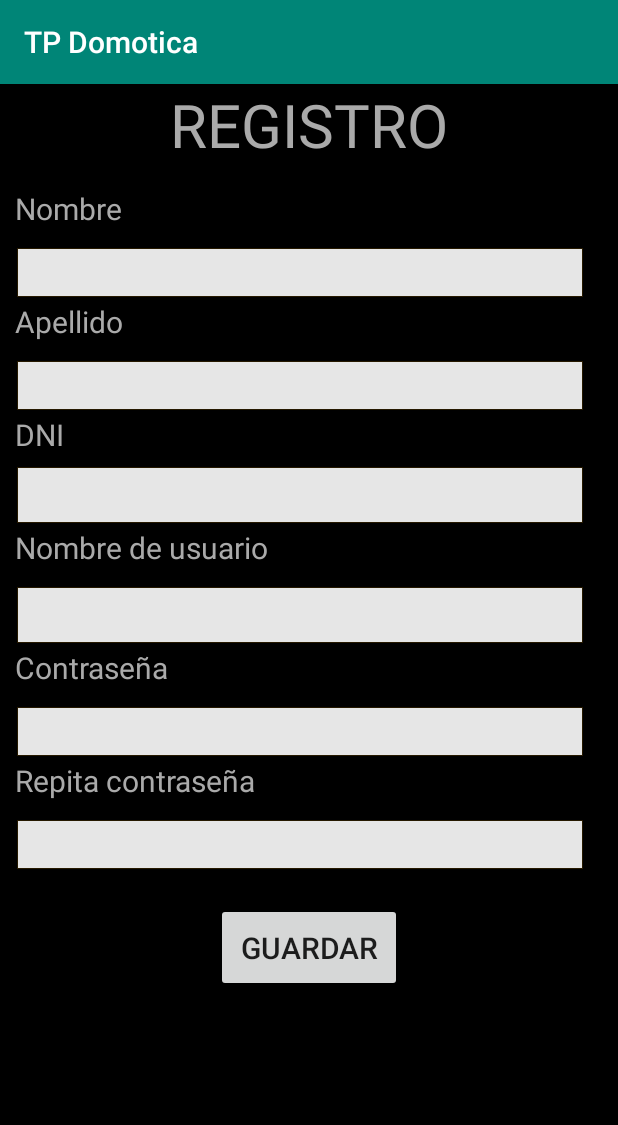
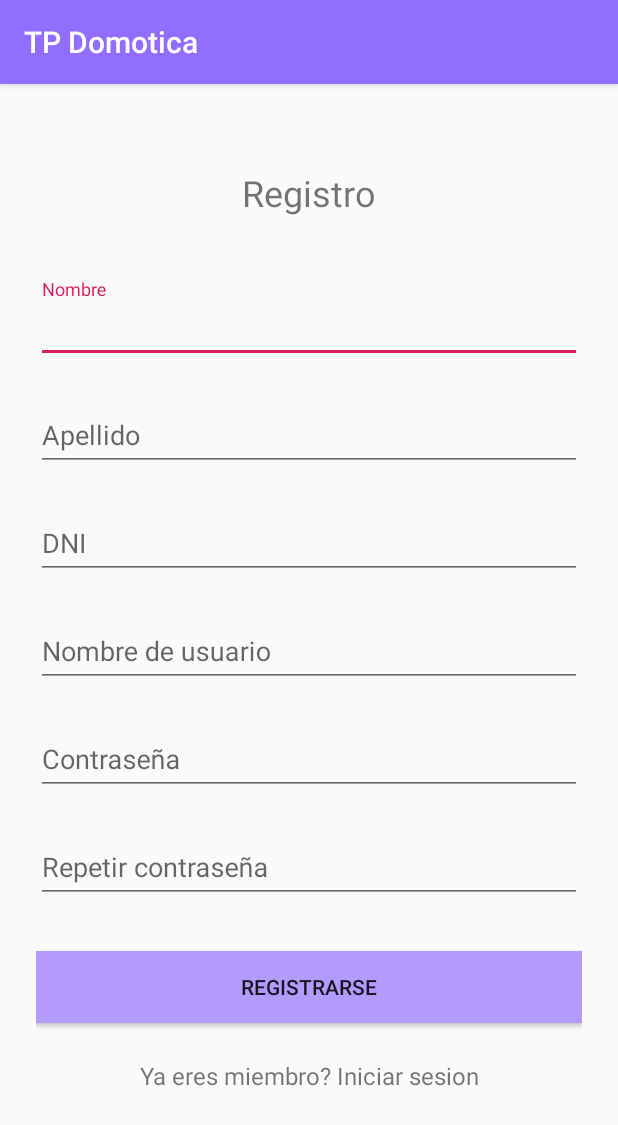
Before and after one commit to lucasag97/AndroidDomotica, an Android app: the RegisterActivity screen opened directly, with no data from a screen before it, on a phone screen of 412 x 824 dp. Shown: the top 1125 px of the screen. Run offline under Robolectric (Android 15) with nearby library versions, the phone set to English and light mode, and no system bars.

Commit message:
actualizando algunas cosas visuales

```diff
--- a/app/src/main/res/layout/activity_register.xml
+++ b/app/src/main/res/layout/activity_register.xml
@@ -1,131 +1,120 @@
 <?xml version="1.0" encoding="utf-8"?>
-<LinearLayout xmlns:android="http://schemas.android.com/apk/res/android"
-    xmlns:app="http://schemas.android.com/apk/res-auto"
-    xmlns:tools="http://schemas.android.com/tools"
-    android:layout_width="match_parent"
-    android:layout_height="match_parent"
-    android:background="@android:color/black"
-    android:orientation="vertical"
-    tools:context=".RegisterActivity">
+<ScrollView
+    xmlns:android="http://schemas.android.com/apk/res/android"
+    android:layout_width="fill_parent"
+    android:layout_height="fill_parent"
+    android:fitsSystemWindows="true" >
 
-    <TextView
-        android:layout_width="wrap_content"
+    <LinearLayout
+        android:orientation="vertical"
+        android:layout_width="match_parent"
         android:layout_height="wrap_content"
-        android:layout_gravity="center"
-        android:layout_marginBottom="15dp"
-        android:text="REGISTRO"
-        android:textColor="@android:color/darker_gray"
-        android:textSize="40dp" />
+        android:paddingTop="56dp"
+        android:paddingLeft="24dp"
+        android:paddingRight="24dp">
 
-    <TextView
-        android:layout_width="380dp"
-        android:layout_height="40dp"
-        android:layout_marginLeft="10dp"
-        android:hint="@string/app_name"
-        android:text="Nombre"
-        android:textColor="@android:color/darker_gray"
-        android:textSize="20dp" />
+        <TextView android:id="@+id/textregister"
+            android:layout_width="wrap_content"
+            android:layout_height="42dp"
+            android:layout_marginBottom="24dp"
+            android:text="Registro"
+            android:textSize="24dp"
+            android:layout_gravity="center_horizontal" />
 
-    <EditText
-        android:id="@+id/form_nombre"
-        android:layout_width="380dp"
-        android:layout_height="35dp"
-        android:layout_marginLeft="10dp"
-        android:background="@android:drawable/editbox_dropdown_light_frame"
-        android:textColor="@android:color/black"
-        android:textColorHint="@android:color/darker_gray" />
+        <!--  Name Label -->
+        <android.support.design.widget.TextInputLayout
+            android:layout_width="match_parent"
+            android:layout_height="wrap_content"
+            android:layout_marginTop="8dp"
+            android:layout_marginBottom="8dp">
+            <EditText android:id="@+id/form_nombre"
+                android:layout_width="match_parent"
+                android:layout_height="wrap_content"
+                android:inputType="textCapWords"
+                android:hint="Nombre" />
+        </android.support.design.widget.TextInputLayout>
 
-    <TextView
-        android:layout_width="380dp"
-        android:layout_height="40dp"
-        android:layout_marginLeft="10dp"
-        android:text="Apellido"
-        android:textColor="@android:color/darker_gray"
-        android:textSize="20dp" />
+        <android.support.design.widget.TextInputLayout
+            android:layout_width="match_parent"
+            android:layout_height="wrap_content"
+            android:layout_marginTop="8dp"
+            android:layout_marginBottom="8dp">
+            <EditText android:id="@+id/form_apellido"
+                android:layout_width="match_parent"
+                android:layout_height="wrap_content"
+                android:inputType="textCapWords"
+                android:hint="Apellido" />
+        </android.support.design.widget.TextInputLayout>
 
-    <EditText
-        android:id="@+id/form_apellido"
-        android:layout_width="380dp"
-        android:layout_height="35dp"
-        android:layout_marginLeft="10dp"
-        android:background="@android:drawable/editbox_dropdown_light_frame"
-        android:textColor="@android:color/black" />
+        <android.support.design.widget.TextInputLayout
+            android:layout_width="match_parent"
+            android:layout_height="wrap_content"
+            android:layout_marginTop="8dp"
+            android:layout_marginBottom="8dp">
+            <EditText android:id="@+id/form_dni"
+                android:layout_width="match_parent"
+                android:layout_height="wrap_content"
+                android:inputType="textCapWords"
+                android:hint="DNI" />
+        </android.support.design.widget.TextInputLayout>
 
-    <TextView
-        android:layout_width="380dp"
-        android:layout_height="35dp"
-        android:layout_marginLeft="10dp"
-        android:text="DNI"
-        android:textColor="@android:color/darker_gray"
-        android:textSize="20dp" />
+        <!-- Email Label -->
+        <android.support.design.widget.TextInputLayout
+            android:layout_width="match_parent"
+            android:layout_height="wrap_content"
+            android:layout_marginTop="8dp"
+            android:layout_marginBottom="8dp">
+            <EditText android:id="@+id/form_username"
+                android:layout_width="match_parent"
+                android:layout_height="wrap_content"
+                android:inputType="textEmailAddress"
+                android:hint="Nombre de usuario" />
+        </android.support.design.widget.TextInputLayout>
 
-    <EditText
-        android:id="@+id/form_dni"
-        android:layout_width="380dp"
-        android:layout_height="40dp"
-        android:layout_marginLeft="10dp"
-        android:background="@android:drawable/editbox_dropdown_light_frame"
-        android:inputType="number"
-        android:textColor="@android:color/black" />
+        <!-- Password Label -->
+        <android.support.design.widget.TextInputLayout
+            android:layout_width="match_parent"
+            android:layout_height="wrap_content"
+            android:layout_marginTop="8dp"
+            android:layout_marginBottom="8dp">
+            <EditText android:id="@+id/form_pwd"
+                android:layout_width="match_parent"
+                android:layout_height="wrap_content"
+                android:inputType="textPassword"
+                android:hint="Contraseña"/>
+        </android.support.design.widget.TextInputLayout>
 
-    <TextView
-        android:layout_width="380dp"
-        android:layout_height="40dp"
-        android:layout_marginLeft="10dp"
-        android:text="Nombre de usuario"
-        android:textColor="@android:color/darker_gray"
-        android:textSize="20dp" />
+        <android.support.design.widget.TextInputLayout
+            android:layout_width="match_parent"
+            android:layout_height="wrap_content"
+            android:layout_marginTop="8dp"
+            android:layout_marginBottom="8dp">
+            <EditText android:id="@+id/pwd_repeat"
+                android:layout_width="match_parent"
+                android:layout_height="wrap_content"
+                android:inputType="textPassword"
+                android:hint="Repetir contraseña"/>
+        </android.support.design.widget.TextInputLayout>
 
-    <EditText
-        android:id="@+id/form_username"
-        android:layout_width="380dp"
-        android:layout_height="40dp"
-        android:layout_marginLeft="10dp"
-        android:background="@android:drawable/editbox_dropdown_light_frame"
-        android:textColor="@android:color/black" />
+        <!-- Signup Button -->
+        <android.support.v7.widget.AppCompatButton
+            android:id="@+id/btn_signup"
+            android:layout_width="fill_parent"
+            android:layout_height="wrap_content"
+            android:layout_marginTop="24dp"
+            android:layout_marginBottom="24dp"
+            android:padding="12dp"
+            android:onClick="onClick"
+            android:background="@color/lila_claro"
+            android:text="Registrarse"/>
 
-    <TextView
-        android:layout_width="380dp"
-        android:layout_height="40dp"
-        android:layout_marginLeft="10dp"
-        android:text="Contraseña"
-        android:textColor="@android:color/darker_gray"
-        android:textSize="20dp" />
+        <TextView android:id="@+id/link_login"
+            android:layout_width="fill_parent"
+            android:layout_height="wrap_content"
+            android:layout_marginBottom="24dp"
+            android:text="Ya eres miembro? Iniciar sesion"
+            android:gravity="center"
+            android:textSize="16dip"/>
 
-    <EditText
-        android:id="@+id/form_pwd"
-        android:layout_width="380dp"
-        android:layout_height="35dp"
-        android:layout_marginLeft="10dp"
-        android:background="@android:drawable/editbox_dropdown_light_frame"
-        android:inputType="textPassword"
-        android:textColor="@android:color/black" />
-
-    <TextView
-        android:layout_width="380dp"
-        android:layout_height="40dp"
-        android:layout_marginLeft="10dp"
-        android:text="Repita contraseña"
-        android:textColor="@android:color/darker_gray"
-        android:textSize="20dp" />
-
-    <EditText
-        android:id="@+id/pwd_repeat"
-        android:layout_width="380dp"
-        android:layout_height="35dp"
-        android:layout_marginLeft="10dp"
-        android:layout_marginBottom="20dp"
-        android:background="@android:drawable/editbox_dropdown_light_frame"
-        android:inputType="textPassword"
-        android:textColor="@android:color/black" />
-
-    <Button
-        android:layout_width="wrap_content"
-        android:layout_height="wrap_content"
-        android:layout_gravity="center_horizontal"
-        android:onClick="onClick"
-        android:padding="16dp"
-        android:text="Guardar"
-        android:textSize="20dp" />
-
-</LinearLayout>
+    </LinearLayout>
+</ScrollView>
--- a/app/src/main/res/values/strings.xml
+++ b/app/src/main/res/values/strings.xml
@@ -4,4 +4,7 @@
 
     <!-- TODO: Remove or change this placeholder text -->
     <string name="hello_blank_fragment">Hello blank fragment</string>
+    <color name="green">#0DB013</color>
+    <color name="lila">#916eff</color>
+    <color name="lila_claro">#b39afd</color>
 </resources>
--- a/app/src/main/res/values/styles.xml
+++ b/app/src/main/res/values/styles.xml
@@ -3,8 +3,8 @@
     <!-- Base application theme. -->
     <style name="AppTheme" parent="Theme.AppCompat.Light.DarkActionBar">
         <!-- Customize your theme here. -->
-        <item name="colorPrimary">@color/colorPrimary</item>
-        <item name="colorPrimaryDark">@color/colorPrimaryDark</item>
+        <item name="colorPrimary">@color/lila</item>
+        <item name="colorPrimaryDark">@color/lila_claro</item>
         <item name="colorAccent">@color/colorAccent</item>
     </style>
 
```
Also changed, not shown: app/src/main/java/com/example/tpdomotica/EdificioActivity.java (+40 -6 lines), app/src/main/java/com/example/tpdomotica/LoginActivity.java (+14 -4 lines), app/src/main/res/layout/activity_edificio.xml (+27 -20 lines), app/src/main/res/layout/activity_login.xml (+58 -63 lines).
